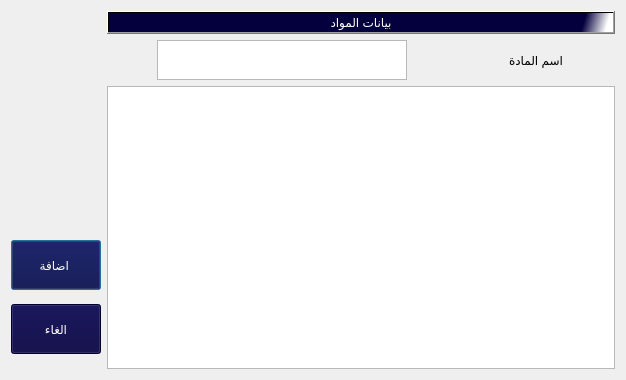
First picture: the form in MaterialDataDialog.ui, repository IbnEissa/EduTrackingPublic, before the edit.
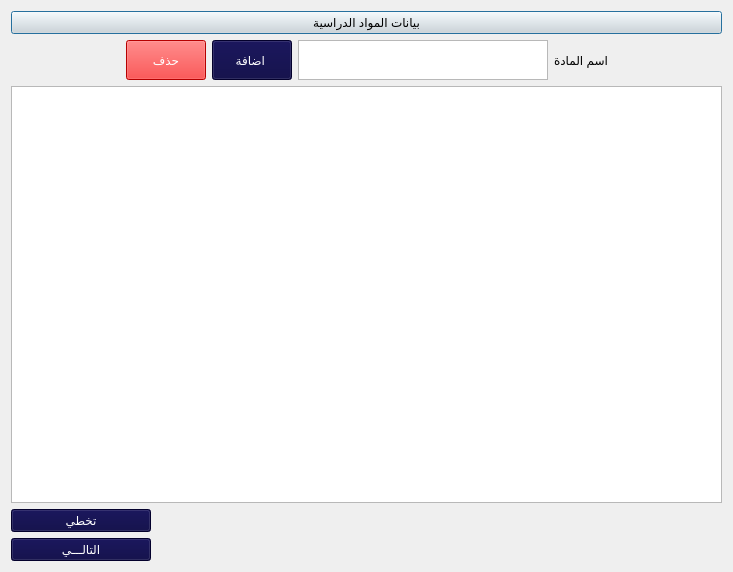
Second picture: the form after the edit. Icons and pictures are not drawn.

```diff
--- a/MaterialDataDialog.ui
+++ b/MaterialDataDialog.ui
@@ -6,8 +6,8 @@
    <rect>
     <x>0</x>
     <y>0</y>
-    <width>626</width>
-    <height>380</height>
+    <width>733</width>
+    <height>572</height>
    </rect>
   </property>
   <property name="windowTitle">
@@ -15,7 +15,7 @@
   </property>
   <layout class="QGridLayout" name="gridLayout_2">
    <item row="0" column="0">
-    <layout class="QHBoxLayout" name="horizontalLayout_2" stretch="15,85">
+    <layout class="QVBoxLayout" name="verticalLayout_3" stretch="15">
      <property name="leftMargin">
       <number>0</number>
      </property>
@@ -23,89 +23,102 @@
       <number>0</number>
      </property>
      <item>
-      <layout class="QVBoxLayout" name="verticalLayout">
-       <property name="spacing">
-        <number>0</number>
-       </property>
-       <property name="leftMargin">
-        <number>0</number>
-       </property>
-       <property name="topMargin">
-        <number>215</number>
-       </property>
-       <property name="rightMargin">
-        <number>0</number>
-       </property>
-       <property name="bottomMargin">
-        <number>0</number>
-       </property>
-       <item>
-        <widget class="QPushButton" name="pushButton">
-         <property name="maximumSize">
-          <size>
-           <width>130</width>
-           <height>50</height>
-          </size>
-         </property>
-         <property name="styleSheet">
-          <string notr="true">background-color:rgb(4, 0, 62);
-color:rgb(255, 255, 255);
-font: 15pt &quot;PT Bold Heading&quot;;</string>
-         </property>
-         <property name="text">
-          <string>اضافة </string>
-         </property>
-        </widget>
-       </item>
-       <item>
-        <widget class="QPushButton" name="pushButton_2">
-         <property name="maximumSize">
-          <size>
-           <width>130</width>
-           <height>50</height>
-          </size>
-         </property>
-         <property name="styleSheet">
-          <string notr="true">background-color:rgb(4, 0, 62);
-color:rgb(255, 255, 255);
-font: 15pt &quot;PT Bold Heading&quot;;</string>
-         </property>
-         <property name="text">
-          <string>الغاء</string>
-         </property>
-        </widget>
-       </item>
-      </layout>
-     </item>
-     <item>
-      <layout class="QVBoxLayout" name="verticalLayout_2" stretch="0,0,20">
+      <layout class="QVBoxLayout" name="verticalLayout_2" stretch="0,20,60">
        <item>
         <widget class="QPushButton" name="pushButton_3">
          <property name="styleSheet">
           <string notr="true">background-color:rgb(223, 221, 220);
 color:rgb(0, 0, 0);
 
-font: 18pt &quot;Mohammad Annoktah&quot;;
-background-color:qlineargradient(spread:pad, x1:0.506975, y1:0.432, x2:0.99, y2:0.437227, stop:0.900498 rgba(4, 0, 62, 255), stop:1 rgba(255, 255, 255, 255));
-color:rgb(255, 255, 255);
-font: 15pt &quot;PT Bold Heading&quot;;
-</string>
+font: 18pt &quot;Mohammad Annoktah&quot;;</string>
          </property>
          <property name="text">
-          <string>بيانات المواد</string>
+          <string>بيانات المواد الدراسية</string>
          </property>
         </widget>
        </item>
        <item>
         <layout class="QHBoxLayout" name="horizontalLayout">
          <item>
-          <widget class="QTextEdit" name="textEdit">
+          <spacer name="horizontalSpacer_2">
+           <property name="orientation">
+            <enum>Qt::Horizontal</enum>
+           </property>
+           <property name="sizeHint" stdset="0">
+            <size>
+             <width>40</width>
+             <height>20</height>
+            </size>
+           </property>
+          </spacer>
+         </item>
+         <item>
+          <widget class="QPushButton" name="btnDeleteSubject">
+           <property name="maximumSize">
+            <size>
+             <width>130</width>
+             <height>50</height>
+            </size>
+           </property>
+           <property name="styleSheet">
+            <string notr="true">background-color:rgb(255, 0, 0);
+color:rgb(255, 255, 255);
+font: 15pt &quot;Mohammad Annoktah&quot;;</string>
+           </property>
+           <property name="text">
+            <string>حذف</string>
+           </property>
+           <property name="icon">
+            <iconset>
+             <normaloff>icons/delete3.svg</normaloff>icons/delete3.svg</iconset>
+           </property>
+           <property name="iconSize">
+            <size>
+             <width>35</width>
+             <height>35</height>
+            </size>
+           </property>
+          </widget>
+         </item>
+         <item>
+          <widget class="QPushButton" name="btnAddSubject">
+           <property name="maximumSize">
+            <size>
+             <width>130</width>
+             <height>50</height>
+            </size>
+           </property>
+           <property name="styleSheet">
+            <string notr="true">background-color:rgb(4, 0, 62);
+color:rgb(255, 255, 255);
+font: 15pt &quot;Mohammad Annoktah&quot;;</string>
+           </property>
+           <property name="text">
+            <string>اضافة </string>
+           </property>
+           <property name="icon">
+            <iconset>
+             <normaloff>icons/add-to-28.svg</normaloff>icons/add-to-28.svg</iconset>
+           </property>
+           <property name="iconSize">
+            <size>
+             <width>40</width>
+             <height>40</height>
+            </size>
+           </property>
+          </widget>
+         </item>
+         <item>
+          <widget class="QTextEdit" name="txtSubjectName">
            <property name="maximumSize">
             <size>
              <width>250</width>
              <height>40</height>
             </size>
            </property>
+           <property name="styleSheet">
+            <string notr="true">font: 75 11pt &quot;MS Shell Dlg 2&quot;;</string>
+           </property>
           </widget>
          </item>
          <item>
@@ -116,17 +129,96 @@
              <height>40</height>
             </size>
            </property>
+           <property name="styleSheet">
+            <string notr="true">font: 10pt &quot;Mohammad Annoktah&quot;;</string>
+           </property>
            <property name="text">
             <string>اسم المادة</string>
            </property>
           </widget>
          </item>
+         <item>
+          <spacer name="horizontalSpacer">
+           <property name="orientation">
+            <enum>Qt::Horizontal</enum>
+           </property>
+           <property name="sizeHint" stdset="0">
+            <size>
+             <width>40</width>
+             <height>20</height>
+            </size>
+           </property>
+          </spacer>
+         </item>
         </layout>
        </item>
        <item>
         <layout class="QGridLayout" name="gridLayout">
-         <item row="0" column="0">
-          <widget class="QListView" name="listView"/>
+         <item row="0" column="1">
+          <widget class="QListWidget" name="listSubjects">
+           <property name="layoutDirection">
+            <enum>Qt::RightToLeft</enum>
+           </property>
+           <property name="styleSheet">
+            <string notr="true">font: 75 11pt &quot;MS Shell Dlg 2&quot;;</string>
+           </property>
+          </widget>
+         </item>
+         <item row="2" column="1">
+          <widget class="QPushButton" name="btnSaveSubjects">
+           <property name="maximumSize">
+            <size>
+             <width>140</width>
+             <height>60</height>
+            </size>
+           </property>
+           <property name="styleSheet">
+            <string notr="true">background-color:rgb(4, 0, 62);
+color:rgb(255, 255, 255);
+font: 15pt &quot;Mohammad Annoktah&quot;;</string>
+           </property>
+           <property name="text">
+            <string>التالـــي</string>
+           </property>
+           <property name="icon">
+            <iconset>
+             <normaloff>icons/arrowLeft.png</normaloff>icons/arrowLeft.png</iconset>
+           </property>
+           <property name="iconSize">
+            <size>
+             <width>30</width>
+             <height>30</height>
+            </size>
+           </property>
+          </widget>
+         </item>
+         <item row="1" column="1">
+          <widget class="QPushButton" name="btnSkipSubjects">
+           <property name="maximumSize">
+            <size>
+             <width>140</width>
+             <height>60</height>
+            </size>
+           </property>
+           <property name="styleSheet">
+            <string notr="true">background-color:rgb(4, 0, 62);
+color:rgb(255, 255, 255);
+font: 15pt &quot;Mohammad Annoktah&quot;;</string>
+           </property>
+           <property name="text">
+            <string>تخطي</string>
+           </property>
+           <property name="icon">
+            <iconset>
+             <normaloff>icons/arrow-left.png</normaloff>icons/arrow-left.png</iconset>
+           </property>
+           <property name="iconSize">
+            <size>
+             <width>30</width>
+             <height>30</height>
+            </size>
+           </property>
+          </widget>
          </item>
         </layout>
        </item>
```
Left out of the diff: 2 changed lines with no effect on the pictures.
